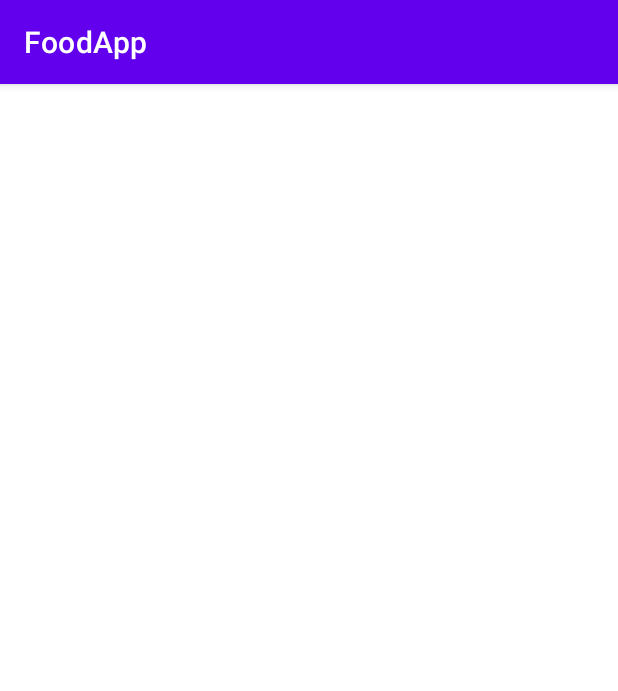
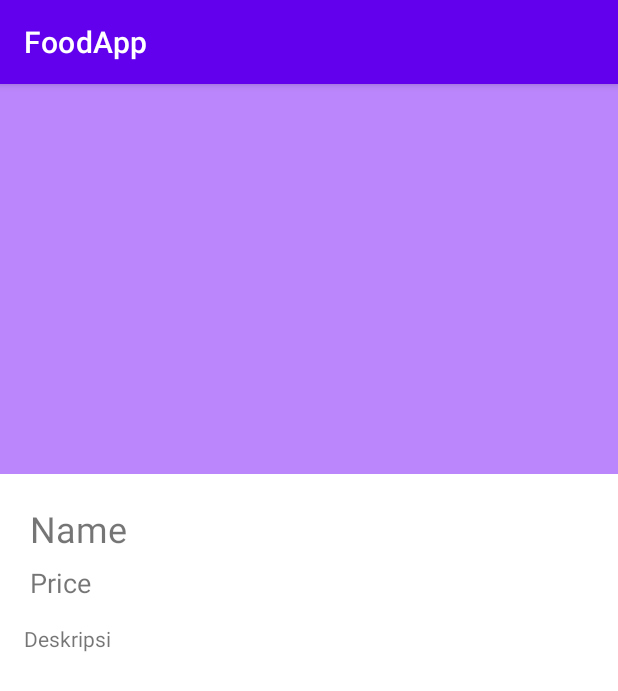
Before and after one commit to hallwack/food-app, an Android app: the DetailActivity screen opened directly, with no data from a screen before it, on a phone screen of 412 x 824 dp. Shown: the top 691 px of the screen. Run offline under Robolectric (Android 15) with nearby library versions, the phone set to English and light mode, and no system bars.

Commit message:
Fixing activity and add detail activity

```diff
--- a/app/src/main/AndroidManifest.xml
+++ b/app/src/main/AndroidManifest.xml
@@ -9,6 +9,9 @@
         android:roundIcon="@mipmap/ic_launcher_round"
         android:supportsRtl="true"
         android:theme="@style/Theme.FoodApp">
+        <activity
+            android:name=".Register"
+            android:exported="true" />
         <activity
             android:name=".DetailActivity"
             android:exported="true" />
--- a/app/src/main/java/com/pam/foodapp/FoodsAdapter.java
+++ b/app/src/main/java/com/pam/foodapp/FoodsAdapter.java
@@ -31,7 +31,7 @@ public class FoodsAdapter extends RecyclerView.Adapter<FoodsAdapter.ListViewHold
         Food food = foods.get(position);
 
         holder.title.setText(food.title);
-        holder.price.setText(food.price);
+        holder.price.setText("Rp. " + String.valueOf(food.price));
         holder.image.setBackground(food.image);
         holder.image.setImageDrawable(food.image);
     }
@@ -50,8 +50,9 @@ public class FoodsAdapter extends RecyclerView.Adapter<FoodsAdapter.ListViewHold
             image = itemView.findViewById(R.id.food_image);
             title = itemView.findViewById(R.id.food_name);
             price = itemView.findViewById(R.id.food_price);
+
+            itemView.setOnClickListener(this);
         }
-
 
         @Override
         public void onClick(View view) {
--- a/app/src/main/java/com/pam/foodapp/HomeActivity.java
+++ b/app/src/main/java/com/pam/foodapp/HomeActivity.java
@@ -20,7 +20,7 @@ public class HomeActivity extends AppCompatActivity {
         super.onCreate(savedInstanceState);
         setContentView(R.layout.activity_home);
 
-        ArrayList<Food> foodsData = FoodData .getFoodData(getApplicationContext());
+        ArrayList<Food> foodsData = FoodData.getFoodData(getApplicationContext());
         RecyclerView recyclerView = findViewById(R.id.list_item);
         FoodsAdapter adapter = new FoodsAdapter(foodsData);
         recyclerView.setAdapter(adapter);
--- /dev/null
+++ b/app/src/main/res/drawable/ic_baseline_login_24.xml
@@ -0,0 +1,5 @@
+<vector android:height="24dp" android:tint="#FFFFFF"
+    android:viewportHeight="24" android:viewportWidth="24"
+    android:width="24dp" xmlns:android="http://schemas.android.com/apk/res/android">
+    <path android:fillColor="@android:color/white" android:pathData="M11,7L9.6,8.4l2.6,2.6H2v2h10.2l-2.6,2.6L11,17l5,-5L11,7zM20,19h-8v2h8c1.1,0 2,-0.9 2,-2V5c0,-1.1 -0.9,-2 -2,-2h-8v2h8V19z"/>
+</vector>
--- a/app/src/main/res/layout/activity_detail.xml
+++ b/app/src/main/res/layout/activity_detail.xml
@@ -6,4 +6,52 @@
     android:layout_height="match_parent"
     tools:context=".DetailActivity">
 
+    <ImageView
+        android:id="@+id/food_image"
+        android:layout_width="0dp"
+        android:layout_height="260dp"
+        android:background="@color/purple_200"
+        app:layout_constraintEnd_toEndOf="parent"
+        app:layout_constraintStart_toStartOf="parent"
+        app:layout_constraintTop_toTopOf="parent" />
+
+    <TextView
+        android:id="@+id/food_name"
+        android:layout_width="0dp"
+        android:layout_height="wrap_content"
+        android:layout_marginHorizontal="20dp"
+        android:layout_marginTop="280dp"
+        android:text="Name"
+        android:textSize="24dp"
+        app:layout_constraintEnd_toEndOf="parent"
+        app:layout_constraintHorizontal_bias="0.0"
+        app:layout_constraintStart_toStartOf="parent"
+        app:layout_constraintTop_toTopOf="@+id/food_image" />
+
+    <TextView
+        android:id="@+id/food_price"
+        android:layout_width="0dp"
+        android:layout_height="wrap_content"
+        android:layout_marginHorizontal="20dp"
+        android:layout_marginTop="320dp"
+        android:text="Price"
+        android:textSize="18dp"
+        app:layout_constraintEnd_toEndOf="parent"
+        app:layout_constraintStart_toStartOf="parent"
+        app:layout_constraintTop_toTopOf="@+id/food_image" />
+
+    <TextView
+        android:id="@+id/food_description"
+        android:layout_width="0dp"
+        android:layout_height="wrap_content"
+        android:layout_marginTop="360dp"
+        android:layout_marginHorizontal="16dp"
+        android:layout_weight="1"
+        android:text="Deskripsi"
+        app:layout_constraintEnd_toEndOf="parent"
+        app:layout_constraintHorizontal_bias="0.0"
+        app:layout_constraintStart_toStartOf="parent"
+        app:layout_constraintTop_toTopOf="@+id/food_image" />
+
+
 </androidx.constraintlayout.widget.ConstraintLayout>
--- a/app/src/main/res/menu/app_menu.xml
+++ b/app/src/main/res/menu/app_menu.xml
@@ -3,7 +3,7 @@
     xmlns:app="http://schemas.android.com/apk/res-auto">
     <item
         android:id="@+id/button_logout"
-        android:icon="@drawable/ic_baseline_more_vert"
+        android:icon="@drawable/ic_baseline_login_24"
         android:title="Logout"
         app:showAsAction="ifRoom"
          />
--- a/app/src/main/res/values/strings.xml
+++ b/app/src/main/res/values/strings.xml
@@ -1,3 +1,6 @@
 <resources>
     <string name="app_name">FoodApp</string>
+    <string name="username">Username</string>
+    <string name="email">Email</string>
+    <string name="password">Password</string>
 </resources>
```
Also changed, not shown: app/src/main/java/com/pam/foodapp/DetailActivity.java (+20 -0 lines), app/src/main/java/com/pam/foodapp/Food.java (+16 -0 lines), app/src/main/java/com/pam/foodapp/Register.java (added, +14 -0 lines), app/src/main/res/layout/activity_register.xml (added, +9 -0 lines), app/src/main/res/drawable-v24/nasigoreng.jpeg (deleted).
